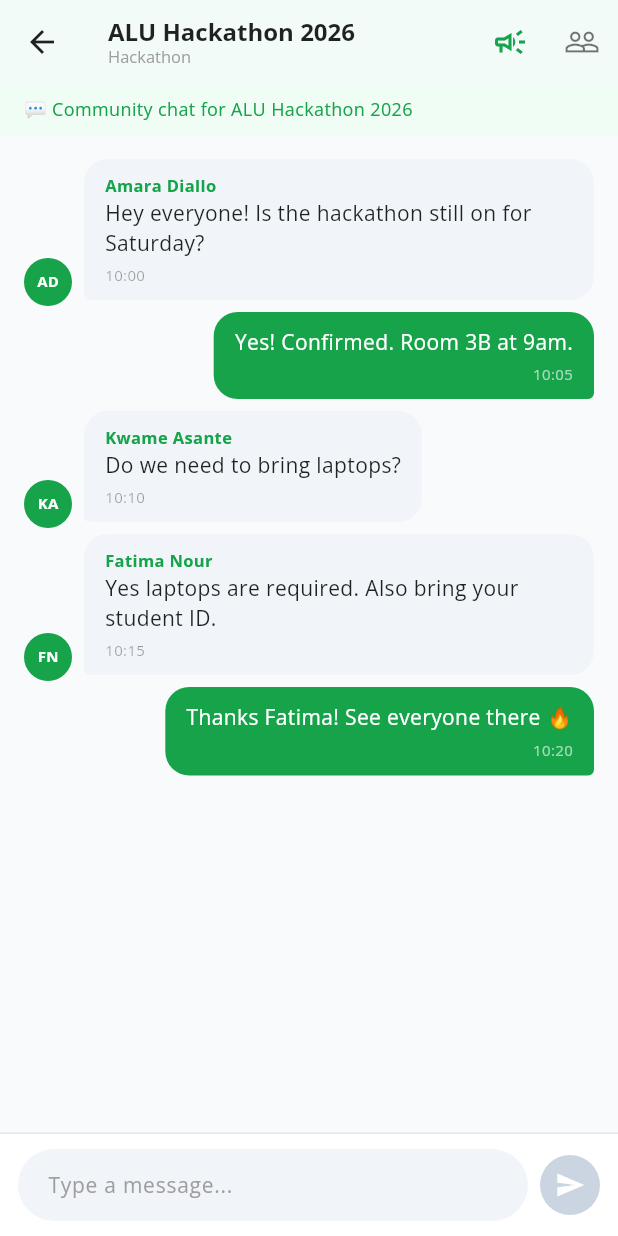
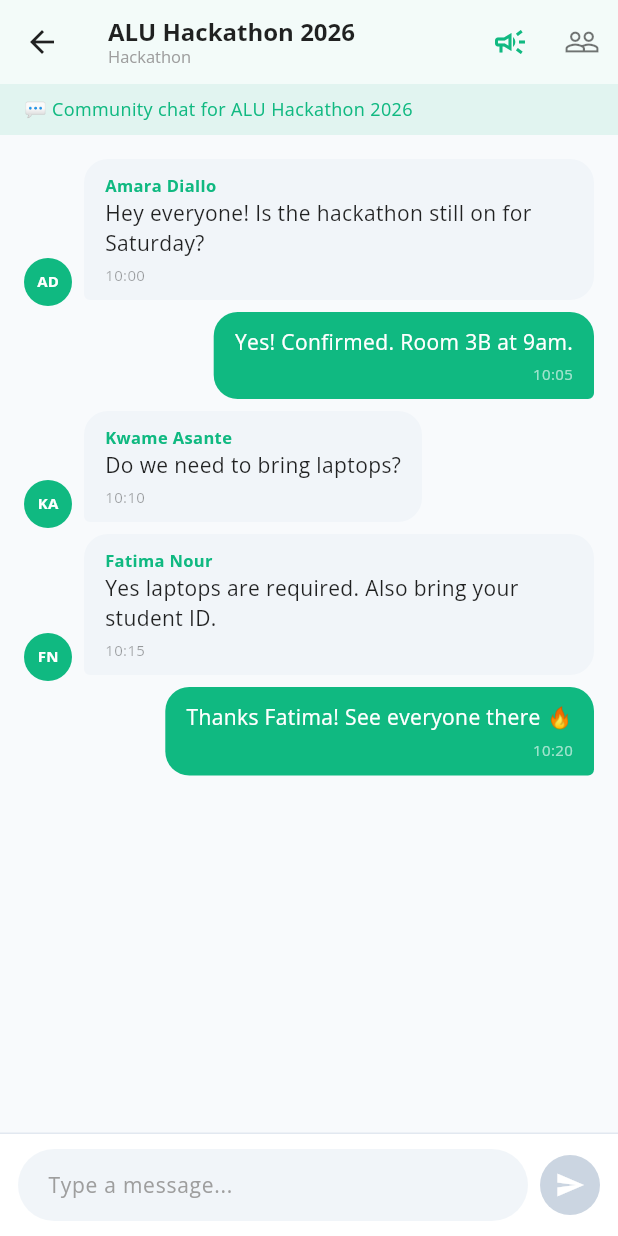
Before and after one commit to ingdia/alu_opportunities_hub, a Flutter app: the ChatListScreen screen opened directly, after a tap on "AH", on a phone screen of 412 x 824 dp. Run offline on Flutter 3.47's test engine with Material 3 defaults, Android fonts, the phone set to English and light mode, and no system bars; our stand-ins replace google_fonts.

Commit message:
refactor: replace hardcoded colors with AppColors.primary across chat feature

```diff
--- a/lib/features/chat/data/mock_messages.dart
+++ b/lib/features/chat/data/mock_messages.dart
@@ -1,4 +1,5 @@
 import '../models/message_model.dart';
+import '../../../core/theme/app_colors.dart';
 
 // Mock community chat messages for "ALU Hackathon 2026" event
 final List<Message> mockCommunityMessages = [
--- a/lib/features/chat/screens/announcements_screen.dart
+++ b/lib/features/chat/screens/announcements_screen.dart
@@ -2,6 +2,7 @@ import 'package:flutter/material.dart';
 import '../models/message_model.dart';
 import '../data/mock_messages.dart';
 import '../widgets/message_bubble.dart';
+import '../../../core/theme/app_colors.dart';
 
 class AnnouncementsScreen extends StatefulWidget {
   const AnnouncementsScreen({super.key});
--- a/lib/features/chat/screens/chat_list_screen.dart
+++ b/lib/features/chat/screens/chat_list_screen.dart
@@ -1,6 +1,7 @@
 import 'package:flutter/material.dart';
 import 'package:google_fonts/google_fonts.dart';
 import 'chat_screen.dart';
+import '../../../core/theme/app_colors.dart';
 
 class ChatListScreen extends StatefulWidget {
   const ChatListScreen({super.key});
@@ -104,8 +105,7 @@ class _ChatListScreenState extends State<ChatListScreen> {
         ),
         actions: [
           IconButton(
-            icon: const Icon(Icons.edit_outlined, color: Color(0xFF16A34A)),
-            tooltip: 'New Chat',
+            icon: Icon(Icons.edit_outlined, color: AppColors.primary),            tooltip: 'New Chat',
             onPressed: () {
               ScaffoldMessenger.of(context).showSnackBar(
                 const SnackBar(
@@ -210,7 +210,7 @@ class _ChatTile extends StatelessWidget {
       const EdgeInsets.symmetric(horizontal: 16, vertical: 8),
       leading: CircleAvatar(
         radius: 24,
-        backgroundColor: const Color(0xFF16A34A),
+        backgroundColor: AppColors.primary,
         child: Text(
           chat['avatar'],
           style: GoogleFonts.openSans(
@@ -240,7 +240,7 @@ class _ChatTile extends StatelessWidget {
             style: GoogleFonts.openSans(
               fontSize: 11,
               color: hasUnread
-                  ? const Color(0xFF16A34A)
+                  ? AppColors.primary
                   : Colors.grey,
             ),
           ),
@@ -263,8 +263,8 @@ class _ChatTile extends StatelessWidget {
             Container(
               margin: const EdgeInsets.only(left: 8),
               padding: const EdgeInsets.all(6),
-              decoration: const BoxDecoration(
-                color: Color(0xFF16A34A),
+              decoration: BoxDecoration(
+                color: AppColors.primary,
                 shape: BoxShape.circle,
               ),
               child: Text(
--- a/lib/features/chat/screens/chat_screen.dart
+++ b/lib/features/chat/screens/chat_screen.dart
@@ -3,6 +3,7 @@ import '../models/message_model.dart';
 import '../data/mock_messages.dart';
 import '../widgets/message_bubble.dart';
 import '../widgets/chat_input_bar.dart';
+import '../../../core/theme/app_colors.dart';
 
 class ChatScreen extends StatefulWidget {
   final String communityName;
@@ -48,7 +49,6 @@ class _ChatScreenState extends State<ChatScreen> {
       _messages.add(newMessage);
     });
 
-    // Auto scroll to latest message
     Future.delayed(const Duration(milliseconds: 100), () {
       if (_scrollController.hasClients) {
         _scrollController.animateTo(
@@ -90,7 +90,7 @@ class _ChatScreenState extends State<ChatScreen> {
         ),
         actions: [
           IconButton(
-            icon: const Icon(Icons.campaign_outlined, color: Color(0xFF16A34A)),
+            icon: Icon(Icons.campaign_outlined, color: AppColors.primary),
             tooltip: 'Announcements',
             onPressed: () {
               Navigator.pushNamed(context, '/announcements');
@@ -100,7 +100,6 @@ class _ChatScreenState extends State<ChatScreen> {
             icon: const Icon(Icons.people_outline, color: Colors.black54),
             tooltip: 'Participants',
             onPressed: () {
-              // To be connected by Blain (Profile/Navigation)
               ScaffoldMessenger.of(context).showSnackBar(
                 const SnackBar(content: Text('Participants list coming soon')),
               );
@@ -114,12 +113,12 @@ class _ChatScreenState extends State<ChatScreen> {
           Container(
             width: double.infinity,
             padding: const EdgeInsets.symmetric(horizontal: 16, vertical: 8),
-            color: const Color(0xFFF0FDF4),
+            color: AppColors.primary.withValues(alpha: 0.1),
             child: Text(
               '💬 Community chat for ${widget.communityName}',
-              style: const TextStyle(
+              style: TextStyle(
                 fontSize: 12,
-                color: Color(0xFF16A34A),
+                color: AppColors.primary,
               ),
             ),
           ),
--- a/lib/features/chat/widgets/chat_input_bar.dart
+++ b/lib/features/chat/widgets/chat_input_bar.dart
@@ -1,3 +1,4 @@
+import '../../../core/theme/app_colors.dart';
 import 'package:flutter/material.dart';
 import 'package:google_fonts/google_fonts.dart';
 
@@ -78,7 +79,7 @@ class _ChatInputBarState extends State<ChatInputBar> {
               padding: const EdgeInsets.all(10),
               decoration: BoxDecoration(
                 color: _hasText
-                    ? const Color(0xFF16A34A)
+                    ? AppColors.primary
                     : const Color(0xFFCBD5E1),
                 shape: BoxShape.circle,
               ),
--- a/lib/features/chat/widgets/message_bubble.dart
+++ b/lib/features/chat/widgets/message_bubble.dart
@@ -1,3 +1,4 @@
+import '../../../core/theme/app_colors.dart';
 import 'package:flutter/material.dart';
 import 'package:google_fonts/google_fonts.dart';
 import '../models/message_model.dart';
@@ -17,8 +18,8 @@ class MessageBubble extends StatelessWidget {
         margin: const EdgeInsets.symmetric(vertical: 6),
         padding: const EdgeInsets.all(12),
         decoration: BoxDecoration(
-          color: const Color(0xFFF0FDF4),
-          border: Border.all(color: const Color(0xFF16A34A)),
+          color: AppColors.primary.withValues(alpha: 0.1),
+          border: Border.all(color: AppColors.primary),
           borderRadius: BorderRadius.circular(12),
         ),
         child: Column(
@@ -27,14 +28,14 @@ class MessageBubble extends StatelessWidget {
             Row(
               children: [
                 const Icon(Icons.campaign,
-                    color: Color(0xFF16A34A), size: 16),
+                    color: AppColors.primary, size: 16),
                 const SizedBox(width: 6),
                 Text(
                   message.senderName,
                   style: GoogleFonts.openSans(
                     fontSize: 12,
                     fontWeight: FontWeight.bold,
-                    color: const Color(0xFF16A34A),
+                    color: AppColors.primary,
                   ),
                 ),
               ],
@@ -73,7 +74,7 @@ class MessageBubble extends StatelessWidget {
                   horizontal: 14, vertical: 10),
               decoration: BoxDecoration(
                 color: isMe
-                    ? const Color(0xFF16A34A)
+                    ? AppColors.primary
                     : const Color(0xFFF1F5F9),
                 borderRadius: BorderRadius.only(
                   topLeft: const Radius.circular(16),
@@ -93,7 +94,7 @@ class MessageBubble extends StatelessWidget {
                       style: GoogleFonts.openSans(
                         fontSize: 11,
                         fontWeight: FontWeight.bold,
-                        color: const Color(0xFF16A34A),
+                        color: AppColors.primary,
                       ),
                     ),
                   Text(
@@ -123,7 +124,7 @@ class MessageBubble extends StatelessWidget {
   Widget _avatar(String initials) {
     return CircleAvatar(
       radius: 16,
-      backgroundColor: const Color(0xFF16A34A),
+      backgroundColor: AppColors.primary,
       child: Text(
         initials,
         style: GoogleFonts.openSans(
```
